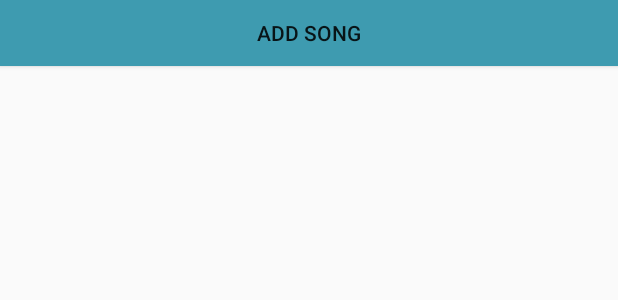
After one commit to kacox2020/Synthium, an Android app: the layout add_song_button.xml on its own in the app's theme, with its tools: preview values and no code run, on a phone screen of 412 x 824 dp. The commit adds this screen. Shown: the top 300 px of the screen. Run offline under Robolectric (Android 15) with nearby library versions, the phone set to English and light mode, and no system bars; network calls fail.

Commit message:
Added add song button to song list

```diff
--- a/Android/app/src/main/java/com/example/synthium/MusicFragment.java
+++ b/Android/app/src/main/java/com/example/synthium/MusicFragment.java
@@ -68,7 +68,6 @@ public class MusicFragment extends Fragment implements OnListFragmentInteraction
 
     }
 
-
     private int mColumnCount = 1;
 
     private OnListFragmentInteractionListener mListener = this;
@@ -83,8 +82,6 @@ public class MusicFragment extends Fragment implements OnListFragmentInteraction
     @Override
     public void onCreate(Bundle savedInstanceState) {
         super.onCreate(savedInstanceState);
-
-
     }
 
     @Override
--- /dev/null
+++ b/Android/app/src/main/res/layout/add_song_button.xml
@@ -0,0 +1,18 @@
+<?xml version="1.0" encoding="utf-8"?>
+<androidx.constraintlayout.widget.ConstraintLayout
+    xmlns:android="http://schemas.android.com/apk/res/android"
+    xmlns:app="http://schemas.android.com/apk/res-auto"
+    xmlns:tools="http://schemas.android.com/tools"
+    android:layout_width="match_parent"
+    android:layout_height="match_parent">
+
+    <Button
+        android:id="@+id/addSongButton"
+        android:layout_width="0dp"
+        android:layout_height="44dp"
+        android:text="@string/add_song"
+        android:background="@color/colorPrimary"
+        app:layout_constraintEnd_toEndOf="parent"
+        app:layout_constraintStart_toStartOf="parent"
+        app:layout_constraintTop_toTopOf="parent" />
+</androidx.constraintlayout.widget.ConstraintLayout>
--- a/Android/app/src/main/res/values/strings.xml
+++ b/Android/app/src/main/res/values/strings.xml
@@ -4,4 +4,5 @@
     <!-- TODO: Remove or change this placeholder text -->
     <string name="hello_blank_fragment">Hello blank fragment</string>
     <string name="zero">0:00</string>
+    <string name="add_song">Add Song</string>
 </resources>
```
Also changed, not shown: Android/app/src/main/java/com/example/synthium/MyMusicRecyclerViewAdapter.java (+27 -5 lines).
